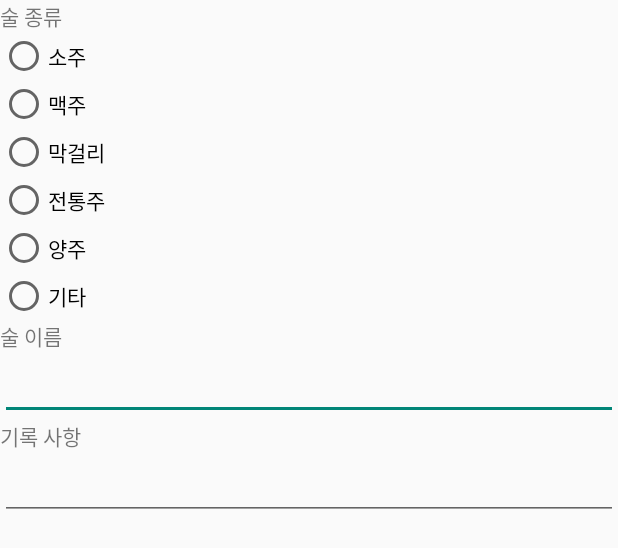
After one commit to godokan/Drunken-Diary, an Android app: the layout dialoginit.xml on its own in the app's theme, with its tools: preview values and no code run, on a phone screen of 412 x 824 dp. The commit adds this screen. Shown: the top 548 px of the screen. Run offline under Robolectric (Android 15) with nearby library versions, the phone set to English and light mode, and no system bars.

Commit message:
대화상자 레이아웃 추가

```diff
--- a/app/src/main/java/com/example/drunkendiary/DetailAccess.java
+++ b/app/src/main/java/com/example/drunkendiary/DetailAccess.java
@@ -9,6 +9,7 @@ import android.view.View;
 import android.widget.ArrayAdapter;
 import android.widget.Button;
 import android.widget.ListView;
+import android.widget.RadioGroup;
 
 import java.text.SimpleDateFormat;
 import java.util.Calendar;
@@ -16,6 +17,9 @@ import java.util.Date;
 import java.util.Locale;
 
 public class DetailAccess extends Activity {
+    RadioGroup drinkType;
+
+
     @Override
     public void onCreate(Bundle savedInstanceState) {
         super.onCreate(savedInstanceState);
--- /dev/null
+++ b/app/src/main/res/layout/dialoginit.xml
@@ -0,0 +1,63 @@
+<?xml version="1.0" encoding="utf-8"?>
+<LinearLayout xmlns:android="http://schemas.android.com/apk/res/android"
+    android:orientation="vertical"
+    android:layout_width="match_parent"
+    android:layout_height="match_parent">
+    <TextView
+        android:layout_width="match_parent"
+        android:layout_height="wrap_content"
+        android:text="@string/drinkType"/>
+    <RadioGroup
+        android:layout_width="match_parent"
+        android:layout_height="wrap_content"
+        android:id="@+id/drinkType">
+        <RadioButton
+            android:layout_width="match_parent"
+            android:layout_height="wrap_content"
+            android:id="@+id/radSoju"
+            android:text="@string/soju"/>
+        <RadioButton
+            android:layout_width="match_parent"
+            android:layout_height="wrap_content"
+            android:id="@+id/radBeer"
+            android:text="@string/Beer"/>
+        <RadioButton
+            android:layout_width="match_parent"
+            android:layout_height="wrap_content"
+            android:id="@+id/radMako"
+            android:text="@string/mako"/>
+        <RadioButton
+            android:layout_width="match_parent"
+            android:layout_height="wrap_content"
+            android:id="@+id/radTrad"
+            android:text="@string/trad"/>
+        <RadioButton
+            android:layout_width="match_parent"
+            android:layout_height="wrap_content"
+            android:id="@+id/radWest"
+            android:text="@string/west"/>
+        <RadioButton
+            android:layout_width="match_parent"
+            android:layout_height="wrap_content"
+            android:id="@+id/radOther"
+            android:text="@string/otherDrink"/>
+    </RadioGroup>
+    <TextView
+        android:layout_width="match_parent"
+        android:layout_height="wrap_content"
+        android:text="@string/drinkName"/>
+    <EditText
+        android:layout_width="match_parent"
+        android:layout_height="wrap_content"
+        android:inputType="text"
+        android:id="@+id/editName"/>
+    <TextView
+        android:layout_width="match_parent"
+        android:layout_height="wrap_content"
+        android:text="@string/memo"/>
+    <EditText
+        android:layout_width="match_parent"
+        android:layout_height="wrap_content"
+        android:inputType="text"
+        android:id="@+id/editMemo"/>
+</LinearLayout>
--- a/app/src/main/res/values/strings.xml
+++ b/app/src/main/res/values/strings.xml
@@ -3,4 +3,13 @@
     <string name="drunken_diary">Drunken Diary</string>
     <string name="btnDetail">상세 보기</string>
     <string name="btnAdd">기 록 추 가</string>
+    <string name="drinkType">술 종류</string>
+    <string name="soju">소주</string>
+    <string name="Beer">맥주</string>
+    <string name="mako">막걸리</string>
+    <string name="trad">전통주</string>
+    <string name="west">양주</string>
+    <string name="otherDrink">기타</string>
+    <string name="drinkName">술 이름</string>
+    <string name="memo">기록 사항</string>
 </resources>
```
